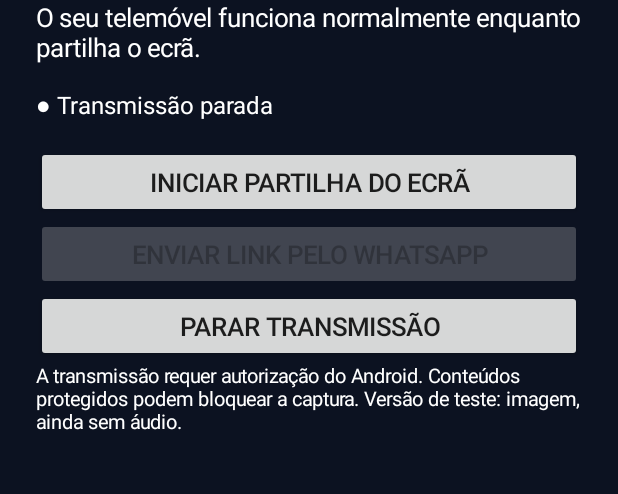
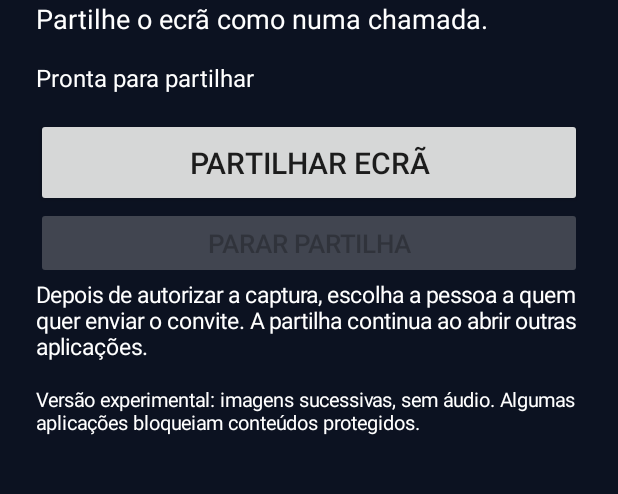
Before and after one commit to AMREIS1978/livestream, an Android app: the screen it shows after launch (MainActivity), on a phone screen of 412 x 824 dp, the part 153-647 px from its top. Run offline under Robolectric (Android 15) with nearby library versions, the light colour scheme and no system bars.

Commit message:
Simplify LiveStream to one-tap screen share and automatic invite chooser

```diff
--- a/app/src/main/java/art/miguelreis/livestream/MainActivity.kt
+++ b/app/src/main/java/art/miguelreis/livestream/MainActivity.kt
@@ -1,74 +1,115 @@
 package art.miguelreis.livestream
+
 import android.app.*
 import android.content.*
+import android.graphics.Color
 import android.media.projection.MediaProjectionManager
 import android.os.Bundle
 import android.widget.*
-import android.graphics.Color
 import java.util.UUID
 
-class MainActivity: Activity() {
- private val requestCode=123
- private lateinit var status:TextView
- private lateinit var shareButton:Button
- private var session=""
- private var publisherKey=""
- private val endpoint get()=BuildConfig.RELAY_URL
- private fun button(label:String,action:()->Unit)=Button(this).apply{
-  text=label;textSize=17f;setPadding(16,18,16,18);setOnClickListener{action()}
+class MainActivity : Activity() {
+ private val requestCode = 123
+ private lateinit var status: TextView
+ private lateinit var startButton: Button
+ private lateinit var stopButton: Button
+ private var session = ""
+ private var publisherKey = ""
+ private val endpoint get() = BuildConfig.RELAY_URL.trimEnd('/')
+
+ private fun sendInvite() {
+  if (session.isBlank()) return
+  val link = "$endpoint/watch/$session"
+  val send = Intent(Intent.ACTION_SEND).apply {
+   type = "text/plain"
+   putExtra(Intent.EXTRA_TEXT, "Estou a partilhar o meu ecrã. Abra este link para acompanhar: $link")
+  }
+  // O utilizador escolhe o WhatsApp ou outra aplicação, sem precisar de copiar o link.
+  startActivity(Intent.createChooser(send, "Enviar convite"))
  }
- private fun begin(){
-  if(!endpoint.startsWith("https://")){
-   status.text="● Servidor gratuito ainda não publicado"
-   AlertDialog.Builder(this).setTitle("Ligação por configurar")
-    .setMessage("A APK ainda não tem um servidor de transmissão associado. É necessário publicar o relay gratuito e configurar LIVESTREAM_SERVER_URL no GitHub antes de compilar.")
-    .setPositiveButton("OK",null).show()
+
+ private fun begin() {
+  if (!endpoint.startsWith("https://")) {
+   status.text = "Ligação ainda não configurada"
+   AlertDialog.Builder(this)
+    .setTitle("Falta ativar a ligação")
+    .setMessage("Esta versão ainda não tem o endereço do servidor incluído. É necessário configurar o endereço público na compilação da APK.")
+    .setPositiveButton("OK", null).show()
    return
   }
-  session=UUID.randomUUID().toString()
-  publisherKey=UUID.randomUUID().toString()+UUID.randomUUID().toString()
-  val mgr=getSystemService(MEDIA_PROJECTION_SERVICE) as MediaProjectionManager
-  startActivityForResult(mgr.createScreenCaptureIntent(),requestCode)
+  session = UUID.randomUUID().toString()
+  publisherKey = UUID.randomUUID().toString() + UUID.randomUUID().toString()
+  val mgr = getSystemService(MEDIA_PROJECTION_SERVICE) as MediaProjectionManager
+  startActivityForResult(mgr.createScreenCaptureIntent(), requestCode)
  }
- override fun onCreate(savedInstanceState:Bundle?){
+
+ private fun stopSharing() {
+  startService(Intent(this, CaptureService::class.java).apply { action = "STOP" })
+  session = ""
+  publisherKey = ""
+  status.text = "Partilha terminada"
+  startButton.isEnabled = true
+  stopButton.isEnabled = false
+ }
+
+ override fun onCreate(savedInstanceState: Bundle?) {
   super.onCreate(savedInstanceState)
-  val root=LinearLayout(this).apply{
-   orientation=LinearLayout.VERTICAL;setPadding(36,64,36,32)
-   setBackgroundColor(Color.rgb(12,18,33))
+  val root = LinearLayout(this).apply {
+   orientation = LinearLayout.VERTICAL
+   setPadding(36, 64, 36, 36)
+   setBackgroundColor(Color.rgb(12, 18, 33))
   }
-  fun label(t:String,size:Float)=TextView(this).apply{
-   text=t;textSize=size;setTextColor(Color.WHITE);setPadding(0,0,0,24)
+  fun label(textValue: String, size: Float) = TextView(this).apply {
+   text = textValue
+   textSize = size
+   setTextColor(Color.WHITE)
+   setPadding(0, 0, 0, 24)
   }
-  root.addView(label("LiveStream",32f))
-  root.addView(label("O seu telemóvel funciona normalmente enquanto partilha o ecrã.",17f))
-  status=label("● Transmissão parada",16f);root.addView(status)
-  root.addView(button("INICIAR PARTILHA DO ECRÃ"){begin()})
-  shareButton=button("ENVIAR LINK PELO WHATSAPP"){
-   if(session.isBlank()){Toast.makeText(this,"Inicie primeiro a partilha",Toast.LENGTH_SHORT).show();return@button}
-   val link="$endpoint/watch/$session"
-   startActivity(Intent.createChooser(Intent(Intent.ACTION_SEND).apply{
-    type="text/plain";putExtra(Intent.EXTRA_TEXT,"Veja o meu ecrã em direto: $link")
-   },"Enviar link"))
+  root.addView(label("LiveStream", 32f))
+  root.addView(label("Partilhe o ecrã como numa chamada.", 18f))
+  status = label("Pronta para partilhar", 16f)
+  root.addView(status)
+  startButton = Button(this).apply {
+   text = "PARTILHAR ECRÃ"
+   textSize = 20f
+   setPadding(16, 24, 16, 24)
+   setOnClickListener { begin() }
   }
-  shareButton.isEnabled=false
-  root.addView(shareButton)
-  root.addView(button("PARAR TRANSMISSÃO"){
-   startService(Intent(this,CaptureService::class.java).apply{action="STOP"})
-   session="";publisherKey="";shareButton.isEnabled=false;status.text="● Transmissão parada"
-  })
-  root.addView(label("A transmissão requer autorização do Android. Conteúdos protegidos podem bloquear a captura. Versão de teste: imagem, ainda sem áudio.",13f))
+  root.addView(startButton)
+  stopButton = Button(this).apply {
+   text = "PARAR PARTILHA"
+   textSize = 17f
+   isEnabled = false
+   setOnClickListener { stopSharing() }
+  }
+  root.addView(stopButton)
+  root.addView(label("Depois de autorizar a captura, escolha a pessoa a quem quer enviar o convite. A partilha continua ao abrir outras aplicações.", 15f))
+  root.addView(label("Versão experimental: imagens sucessivas, sem áudio. Algumas aplicações bloqueiam conteúdos protegidos.", 13f))
   setContentView(root)
  }
+
  @Deprecated("Legacy activity result")
- override fun onActivityResult(requestCode:Int,resultCode:Int,data:Intent?){
-  super.onActivityResult(requestCode,resultCode,data)
-  if(requestCode==this.requestCode && resultCode==RESULT_OK && data!=null){
-   startForegroundService(Intent(this,CaptureService::class.java).apply{
-    putExtra("resultCode",resultCode);putExtra("resultData",data)
-    putExtra("endpoint",endpoint);putExtra("session",session);putExtra("publisherKey",publisherKey)
+ override fun onActivityResult(requestCode: Int, resultCode: Int, data: Intent?) {
+  super.onActivityResult(requestCode, resultCode, data)
+  if (requestCode != this.requestCode) return
+  if (resultCode == RESULT_OK && data != null) {
+   startForegroundService(Intent(this, CaptureService::class.java).apply {
+    putExtra("resultCode", resultCode)
+    putExtra("resultData", data)
+    putExtra("endpoint", endpoint)
+    putExtra("session", session)
+    putExtra("publisherKey", publisherKey)
    })
-   status.text="● Captura autorizada · a enviar imagem"
-   shareButton.isEnabled=true
-  } else {session="";publisherKey="";shareButton.isEnabled=false;status.text="● Captura não autorizada"}
+   status.text = "Captura iniciada · a estabelecer ligação"
+   startButton.isEnabled = false
+   stopButton.isEnabled = true
+   sendInvite()
+  } else {
+   session = ""
+   publisherKey = ""
+   status.text = "Partilha cancelada"
+   startButton.isEnabled = true
+   stopButton.isEnabled = false
+  }
  }
 }
```
